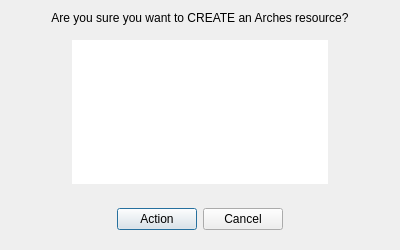
The window that arches_project/ui/resource_confirmation_dialog.ui (archesproject/arches-qgis) describes before a commit, drawn with Qt 5.
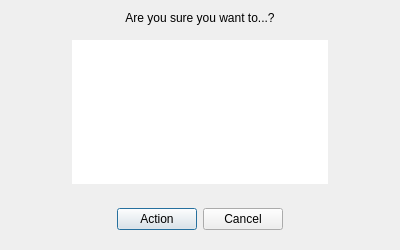
The same window after the commit. Icons and pictures are not drawn.

Commit message: replace message label with generic placeholder

What changed in the file:
```diff
--- a/arches_project/ui/resource_confirmation_dialog.ui
+++ b/arches_project/ui/resource_confirmation_dialog.ui
@@ -24,7 +24,7 @@
    <item>
     <widget class="QLabel" name="messageLabel">
      <property name="text">
-      <string>Are you sure you want to CREATE an Arches resource?</string>
+      <string>Are you sure you want to...?</string>
      </property>
      <property name="alignment">
       <set>Qt::AlignCenter</set>
```
